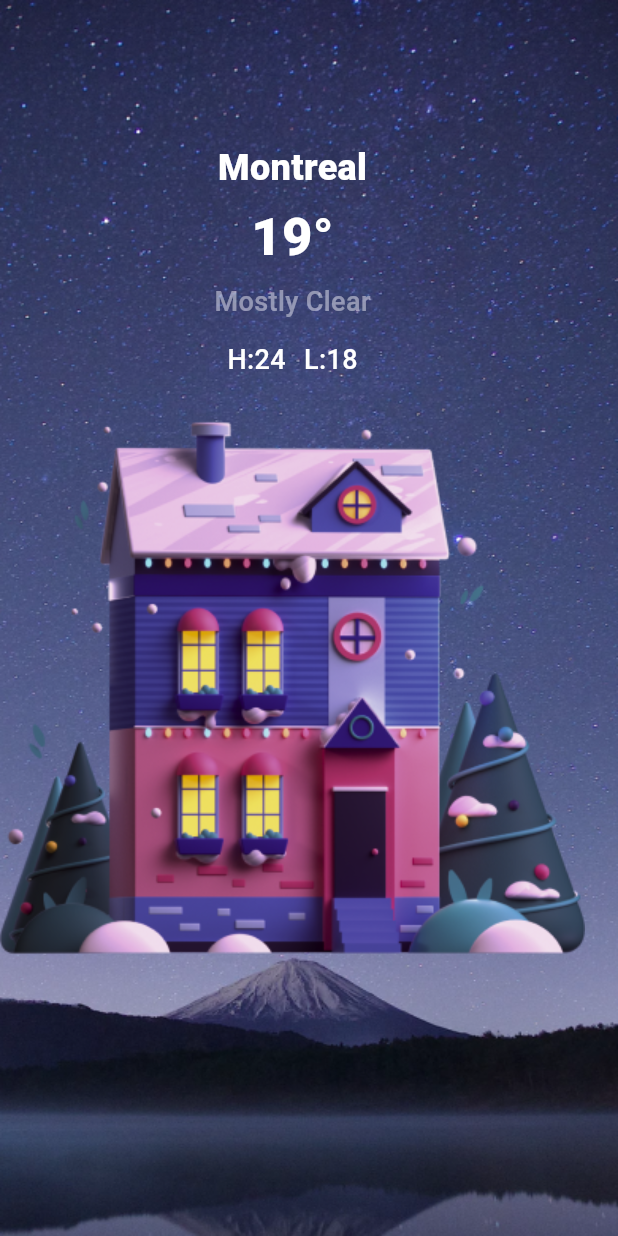
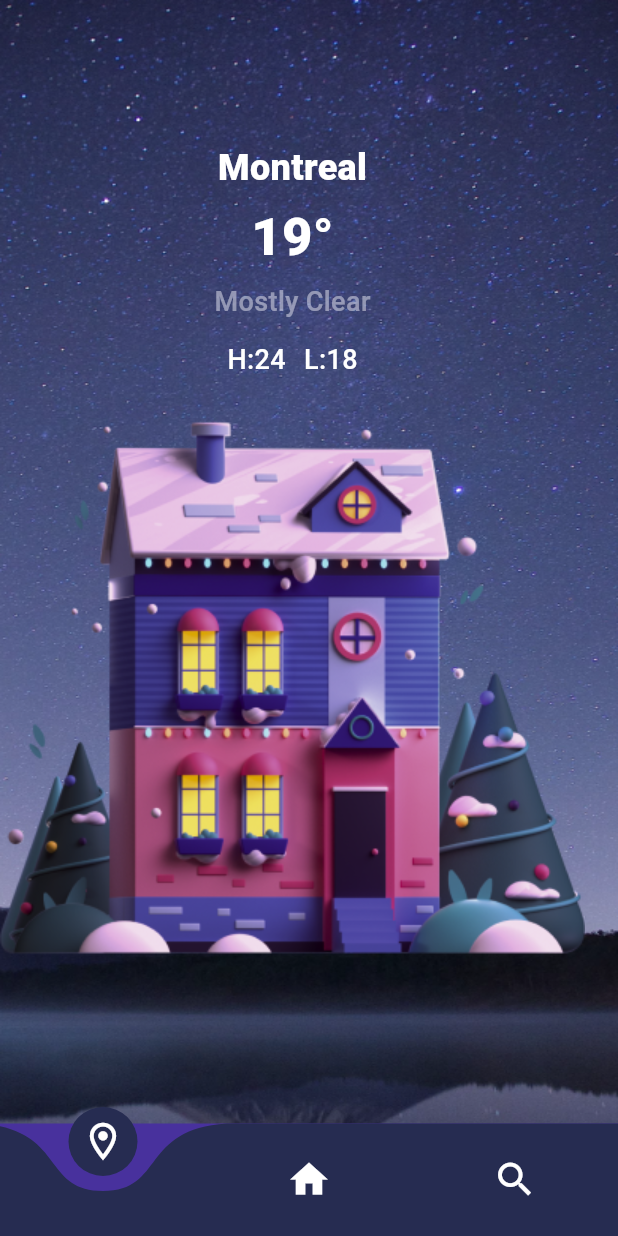
Before and after one commit to Fadyemil/Weather_App, a Flutter app: the screen it shows after launch, on a phone screen of 412 x 824 dp. Run offline on Flutter 3.47's test engine with Material 3 defaults, Android fonts, the phone set to English and light mode, and no system bars; drawn by our look-alikes of curved_navigation_bar; our stand-ins replace device_preview; Roboto replaces fonts that are missing (Helvetica).

Commit message:
add NavgationBar

```diff
--- a/lib/page/MyHomePage.dart
+++ b/lib/page/MyHomePage.dart
@@ -1,18 +1,26 @@
 // ignore_for_file: unused_local_variable
 
 import 'package:flutter/material.dart';
-import 'package:weather_app/page/widget/WeatherState.dart';
-// import 'package:google_fonts/google_fonts.dart';
+import 'package:flutter/rendering.dart';
+import 'package:weather_app/widget/NavigationBar.dart';
+import 'package:weather_app/widget/WeatherState.dart';
 
-class MyHomePage extends StatelessWidget {
+
+class MyHomePage extends StatefulWidget {
   const MyHomePage({super.key});
 
+  @override
+  State<MyHomePage> createState() => _MyHomePageState();
+}
+
+class _MyHomePageState extends State<MyHomePage> {
   @override
   Widget build(BuildContext context) {
     final double screanHeight = MediaQuery.of(context).size.height;
     final double screanWidth = MediaQuery.of(context).size.width;
     return SafeArea(
       child: Scaffold(
+        bottomNavigationBar: KNavigationBar(onItemTapped: (int ) {  },),
         body: Stack(
           children: [
             Positioned(
--- /dev/null
+++ b/lib/widget/NavigationBar.dart
@@ -0,0 +1,34 @@
+import 'package:curved_navigation_bar/curved_navigation_bar.dart';
+import 'package:flutter/material.dart';
+
+class KNavigationBar extends StatefulWidget {
+  const KNavigationBar({
+    super.key,
+    required this.onItemTapped,
+  });
+
+  final void Function(int) onItemTapped;
+
+  @override
+  State<KNavigationBar> createState() => _KNavigationBarState();
+}
+
+class _KNavigationBarState extends State<KNavigationBar> {
+  @override
+  Widget build(BuildContext context) {
+    return Container(
+      child: CurvedNavigationBar(
+        color: Color(0xff262C51),
+        backgroundColor: Color(0xff48319D),
+        animationDuration: Duration(milliseconds: 650),
+        animationCurve: Curves.easeOutCubic,
+        items: [
+          Icon(Icons.location_on_outlined, size: 30, color: Colors.white),
+          Icon(Icons.home, size: 30, color: Colors.white),
+          Icon(Icons.search, size: 30, color: Colors.white),
+        ],
+        onTap: widget.onItemTapped,
+      ),
+    );
+  }
+}
--- a/pubspec.yaml
+++ b/pubspec.yaml
@@ -29,6 +29,7 @@ environment:
 # versions available, run `flutter pub outdated`.
 dependencies:
   cupertino_icons: ^1.0.6
+  curved_navigation_bar: ^1.0.6
   device_preview: ^1.2.0
   flutter:
     sdk: flutter
```
Also changed, not shown: lib/page/SearchPage.dart (added, +17 -0 lines), lib/widget/getPage.dart (added, +14 -0 lines), lib/widget/WeatherState.dart (renamed from lib/page/widget/WeatherState.dart), pubspec.lock.
